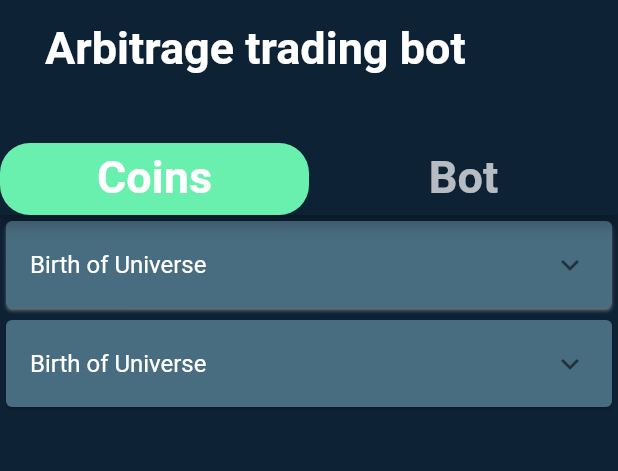
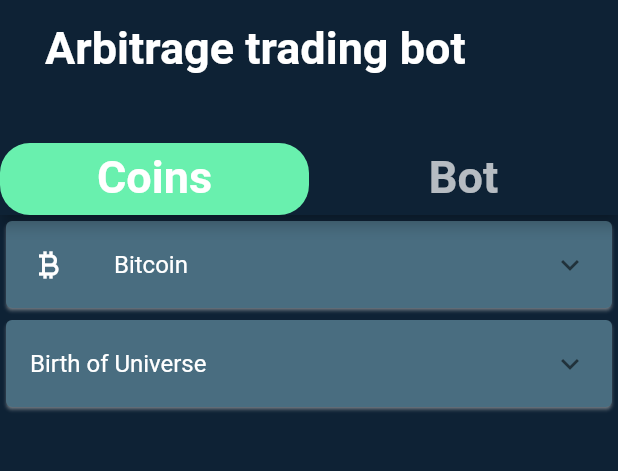
Before and after one commit to CypherBot-Final-Project/mobile-app, a Flutter app: the screen it shows after launch, on a phone screen of 412 x 824 dp, the part 157-628 px from its top. Run offline on Flutter 3.47's test engine with Material 2 defaults, Android fonts, the light colour scheme and no system bars.

Commit message:
style: add icon to card

```diff
--- a/lib/main.dart
+++ b/lib/main.dart
@@ -74,7 +74,11 @@ class MyApp extends StatelessWidget {
           color: Color.fromARGB(255, 73, 109, 128),
           shadowColor: Colors.white,
           child: ExpansionTile(
-            title: Text('Birth of Universe' ,style: TextStyle(color: Colors.white),),
+            leading: Icon(Icons.currency_bitcoin, color: Colors.white,),
+            title: Text(
+              'Bitcoin',
+              style: TextStyle(color: Colors.white),
+            ),
             iconColor: Colors.white,
             children: <Widget>[
               Text('Big Bang'),
@@ -86,13 +90,18 @@ class MyApp extends StatelessWidget {
         ),
         Card(
           color: Color.fromARGB(255, 73, 109, 128),
+          shadowColor: Colors.white,
           child: ExpansionTile(
-            title: Text('Birth of Universe',style: TextStyle(color: Colors.white),),
+            title: Text(
+              'Birth of Universe',
+              style: TextStyle(color: Colors.white),
+            ),
             iconColor: Colors.white,
             children: <Widget>[
               Text('Big Bang'),
               Text('Birth of the Sun'),
               Text('Earth is Born'),
+              Text("I wanna finish Project")
             ],
           ),
         ),
```
